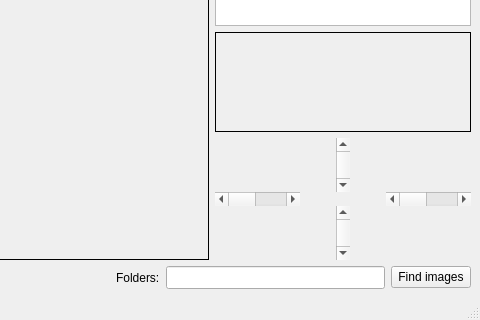
This is mainwindow.ui in kristiankoskimaki/cropbuster as Qt 5 draws it before an edit; both pictures show x 320 to 800 and y 280 to 600 of the 800 by 600 pixel window. The edited form follows.
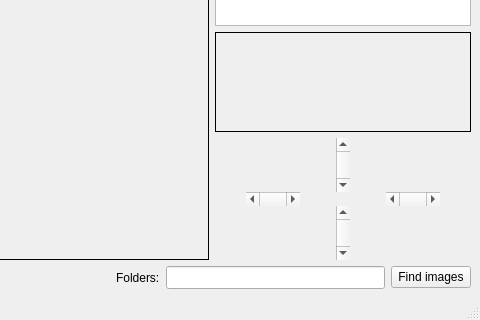
This is the edited form.

Commit message: Make vertical scroll bars narrow

What changed in the file:
```diff
--- a/mainwindow.ui
+++ b/mainwindow.ui
@@ -101,8 +101,14 @@
           <property name="spacing">
            <number>0</number>
           </property>
-          <item row="1" column="2">
+          <item row="1" column="2" alignment="Qt::AlignLeft">
            <widget class="QScrollBar" name="adjust_right">
+            <property name="sizePolicy">
+             <sizepolicy hsizetype="Maximum" vsizetype="Fixed">
+              <horstretch>0</horstretch>
+              <verstretch>0</verstretch>
+             </sizepolicy>
+            </property>
             <property name="orientation">
              <enum>Qt::Horizontal</enum>
             </property>
@@ -115,8 +121,20 @@
             </property>
            </widget>
           </item>
-          <item row="1" column="0">
+          <item row="1" column="0" alignment="Qt::AlignRight">
            <widget class="QScrollBar" name="adjust_left">
+            <property name="sizePolicy">
+             <sizepolicy hsizetype="Maximum" vsizetype="Fixed">
+              <horstretch>0</horstretch>
+              <verstretch>0</verstretch>
+             </sizepolicy>
+            </property>
+            <property name="minimumSize">
+             <size>
+              <width>0</width>
+              <height>0</height>
+             </size>
+            </property>
             <property name="orientation">
              <enum>Qt::Horizontal</enum>
             </property>
```
